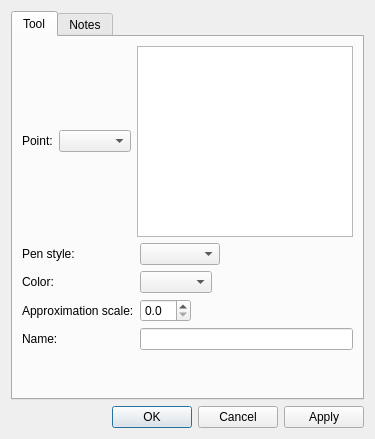
Qt form src/libs/vtools/dialogs/tools/dialogcubicbezierpath.ui (dismine/valentina) before a commit.
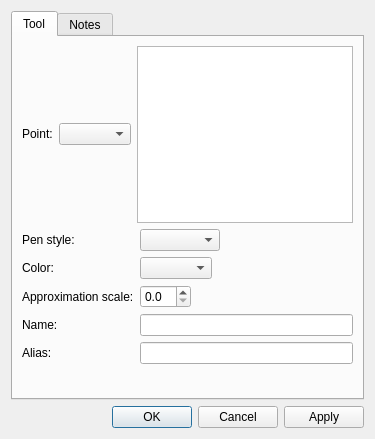
The same form after that commit. Icons and pictures are not drawn.

Commit message: Alias field for tool Cubic Bezier Path.

Diff of the .ui file:
```diff
--- a/src/libs/vtools/dialogs/tools/dialogcubicbezierpath.ui
+++ b/src/libs/vtools/dialogs/tools/dialogcubicbezierpath.ui
@@ -138,6 +138,20 @@
            </property>
           </widget>
          </item>
+         <item row="4" column="0">
+          <widget class="QLabel" name="labelAlias">
+           <property name="text">
+            <string>Alias:</string>
+           </property>
+          </widget>
+         </item>
+         <item row="4" column="1">
+          <widget class="QLineEdit" name="lineEditAlias">
+           <property name="clearButtonEnabled">
+            <bool>true</bool>
+           </property>
+          </widget>
+         </item>
         </layout>
        </item>
        <item>
```
The commit also changes 4 other files.
